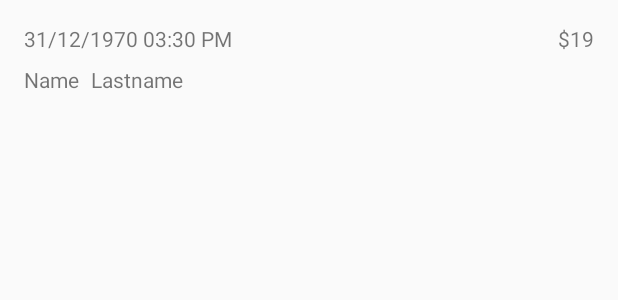
After one commit to Clairehere/Blablaapp, an Android app: the layout item_trip.xml on its own in the app's theme, with its tools: preview values and no code run, on a phone screen of 412 x 824 dp. The commit adds this screen. Shown: the top 300 px of the screen. Run offline under Robolectric (Android 15) with nearby library versions, the phone set to English and light mode, and no system bars.

Commit message:
second quete

```diff
--- a/app/src/main/java/fr/wildcodeschool/blablawild/ItinerarySearchActivity.java
+++ b/app/src/main/java/fr/wildcodeschool/blablawild/ItinerarySearchActivity.java
@@ -32,10 +32,13 @@ public class ItinerarySearchActivity extends AppCompatActivity {
                 else {
 
                     Intent intentSearch = new Intent(ItinerarySearchActivity.this, ItineraryListActivity.class);
+
                     editTextDepart = editTextDestination.getText().toString();
                     intentSearch.putExtra("des", editTextDepart);
+
                     editTextDes=editTextDep.getText().toString();
                     intentSearch.putExtra("dep", editTextDes);
+
                     startActivity(intentSearch);
 
                 }
--- a/app/src/main/res/layout/activity_itinerary_list.xml
+++ b/app/src/main/res/layout/activity_itinerary_list.xml
@@ -6,4 +6,10 @@
     android:layout_height="match_parent"
     tools:context="fr.wildcodeschool.blablawild.ItineraryListActivity">
 
+    <ListView
+        android:id="@+id/list_trip"
+        android:layout_width="match_parent"
+        android:layout_height="match_parent"
+        tools:layout_editor_absoluteX="0dp"
+        tools:layout_editor_absoluteY="0dp" />
 </android.support.constraint.ConstraintLayout>
--- /dev/null
+++ b/app/src/main/res/layout/item_trip.xml
@@ -0,0 +1,54 @@
+<?xml version="1.0" encoding="utf-8"?>
+<android.support.constraint.ConstraintLayout xmlns:android="http://schemas.android.com/apk/res/android"
+    xmlns:app="http://schemas.android.com/apk/res-auto"
+    xmlns:tools="http://schemas.android.com/tools"
+    android:id="@+id/linearLayout"
+    android:layout_width="match_parent"
+    android:layout_height="wrap_content">
+
+    <TextView
+        android:id="@+id/textViewPrice"
+        android:layout_width="wrap_content"
+        android:layout_height="wrap_content"
+        android:layout_marginEnd="16dp"
+        android:layout_marginTop="16dp"
+        android:text="$19"
+        app:layout_constraintEnd_toEndOf="parent"
+        app:layout_constraintTop_toTopOf="parent"
+        android:layout_marginRight="16dp" />
+
+    <TextView
+        android:id="@+id/textViewDate"
+        android:layout_width="0dp"
+        android:layout_height="wrap_content"
+        android:layout_marginStart="16dp"
+        android:layout_marginTop="16dp"
+        android:text="31/12/1970 03:30 PM"
+        app:layout_constraintStart_toStartOf="parent"
+        app:layout_constraintTop_toTopOf="parent"
+        android:layout_marginLeft="16dp" />
+
+    <TextView
+        android:id="@+id/textViewLastname"
+        android:layout_width="wrap_content"
+        android:layout_height="wrap_content"
+        android:layout_marginBottom="16dp"
+        android:layout_marginStart="8dp"
+        android:text="Lastname"
+        app:layout_constraintBottom_toBottomOf="parent"
+        app:layout_constraintStart_toEndOf="@+id/textViewName"
+        android:layout_marginLeft="8dp" />
+
+    <TextView
+        android:id="@+id/textViewName"
+        android:layout_width="wrap_content"
+        android:layout_height="wrap_content"
+        android:layout_marginBottom="16dp"
+        android:layout_marginStart="16dp"
+        android:layout_marginTop="8dp"
+        android:text="Name"
+        app:layout_constraintBottom_toBottomOf="parent"
+        app:layout_constraintStart_toStartOf="parent"
+        app:layout_constraintTop_toBottomOf="@+id/textViewDate"
+        android:layout_marginLeft="16dp" />
+</android.support.constraint.ConstraintLayout>
```
Also changed, not shown: app/src/main/java/fr/wildcodeschool/blablawild/ItineraryListActivity.java (+28 -2 lines), app/src/main/java/fr/wildcodeschool/blablawild/TripAdapter.java (added, +62 -0 lines), app/src/main/java/fr/wildcodeschool/blablawild/TripModel.java (added, +57 -0 lines).
